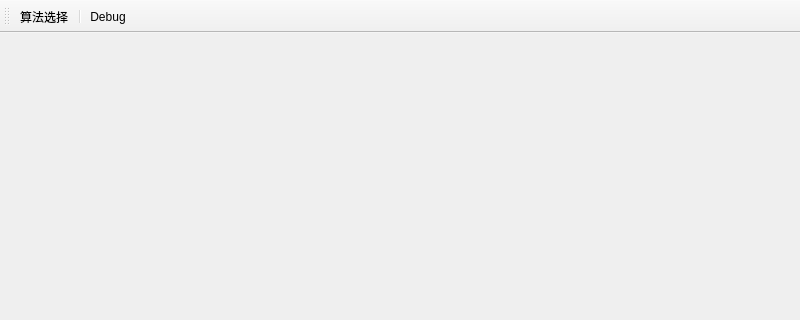
Before: the Qt Designer form Crystal Software (Qt)/FixedUI_DEMO/FixedUI_DEMO.ui in yyx112358/Crystal-Software-Platform, drawn with Qt 5; both pictures show x 0 to 800 and y 0 to 320 of the 800 by 600 pixel window.
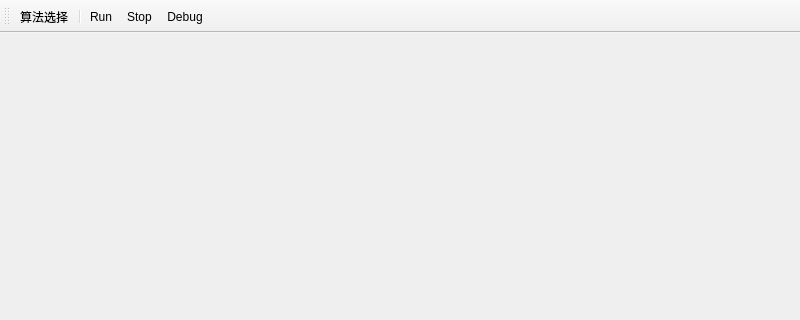
After: the same form once the commit is applied.

What changed in the file:
```diff
--- a/Crystal Software (Qt)/FixedUI_DEMO/FixedUI_DEMO.ui
+++ b/Crystal Software (Qt)/FixedUI_DEMO/FixedUI_DEMO.ui
@@ -33,6 +33,8 @@
    </attribute>
    <addaction name="action_SelectAlgorithm"/>
    <addaction name="separator"/>
+   <addaction name="actionRun"/>
+   <addaction name="actionStop"/>
    <addaction name="actionDebug"/>
   </widget>
   <widget class="QStatusBar" name="statusBar"/>
@@ -46,6 +48,16 @@
     <string>算法选择</string>
    </property>
   </action>
+  <action name="actionRun">
+   <property name="text">
+    <string>Run</string>
+   </property>
+  </action>
+  <action name="actionStop">
+   <property name="text">
+    <string>Stop</string>
+   </property>
+  </action>
  </widget>
  <layoutdefault spacing="6" margin="11"/>
  <resources>
```
